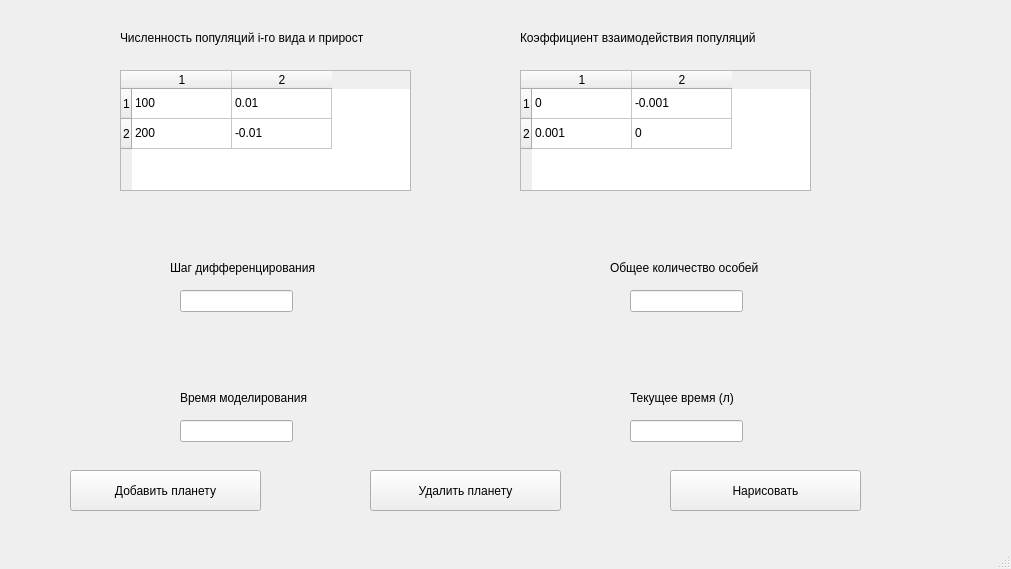
Above: interface.ui from DonMaxon/MathMod2 before the change. Below: the same form after it.
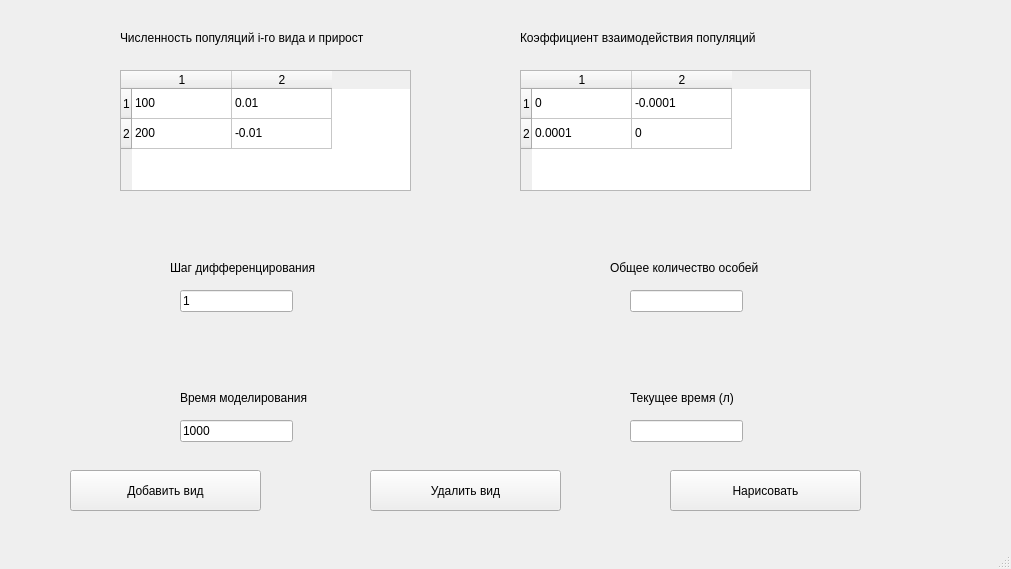
That is the form after the change.

```diff
--- a/interface.ui
+++ b/interface.ui
@@ -63,6 +63,9 @@
       <height>22</height>
      </rect>
     </property>
+    <property name="text">
+     <string>1</string>
+    </property>
    </widget>
    <widget class="QLabel" name="label">
     <property name="geometry">
@@ -145,6 +148,9 @@
       <height>22</height>
      </rect>
     </property>
+    <property name="text">
+     <string>1000</string>
+    </property>
    </widget>
    <widget class="QTableWidget" name="tableWidget_2">
     <property name="geometry">
@@ -172,12 +178,12 @@
     </item>
     <item row="0" column="1">
      <property name="text">
-      <string>-0.001</string>
+      <string>-0.0001</string>
      </property>
     </item>
     <item row="1" column="0">
      <property name="text">
-      <string>0.001</string>
+      <string>0.0001</string>
      </property>
     </item>
     <item row="1" column="1">
@@ -222,7 +228,7 @@
      </rect>
     </property>
     <property name="text">
-     <string>Добавить планету</string>
+     <string>Добавить вид</string>
     </property>
    </widget>
    <widget class="QPushButton" name="pushButton_3">
@@ -248,7 +254,7 @@
      </rect>
     </property>
     <property name="text">
-     <string>Удалить планету</string>
+     <string>Удалить вид</string>
     </property>
    </widget>
   </widget>
```
